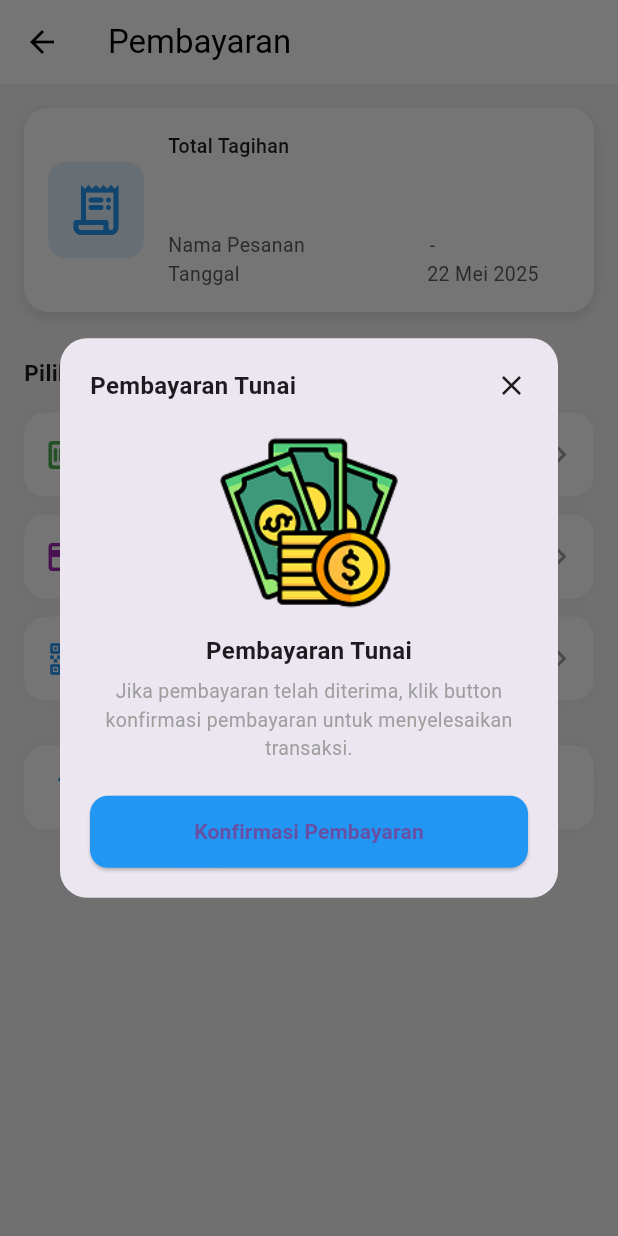
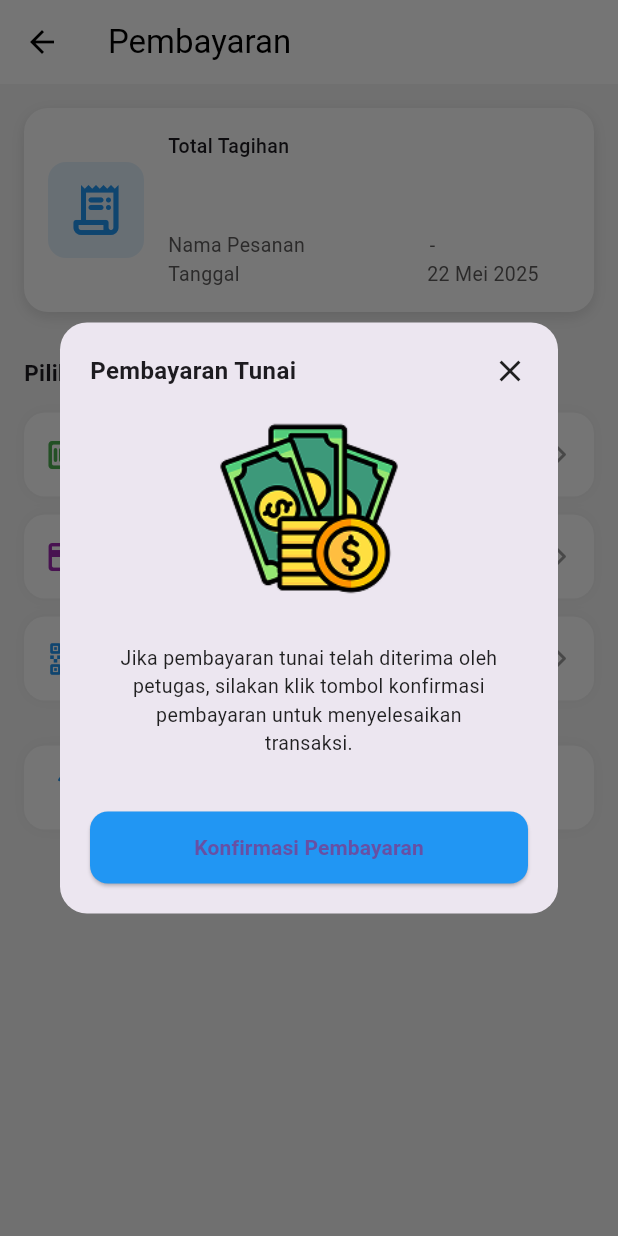
Before and after one commit to muhamadtegarputrapratama/myticketapp, a Flutter app: the PembayaranPage screen opened directly with empty values, after a tap on "Tunai (Cash)", on a phone screen of 412 x 824 dp. Run offline on Flutter 3.47's test engine with Material 3 defaults, Android fonts, the phone set to English and light mode, and no system bars.

Commit message:
update gede

```diff
--- a/lib/dialog_tunai.dart
+++ b/lib/dialog_tunai.dart
@@ -1,7 +1,7 @@
 import 'package:flutter/material.dart';
 import 'bukti_pembayaran_page.dart';
 
-class DialogTunai extends StatelessWidget {
+class DialogTunai extends StatefulWidget {
   final String title;
   final String type;
   final String price;
@@ -14,80 +14,122 @@ class DialogTunai extends StatelessWidget {
   });
 
   @override
+  State<DialogTunai> createState() => _DialogTunaiState();
+}
+
+class _DialogTunaiState extends State<DialogTunai> {
+  bool isLoading = false;
+
+  @override
   Widget build(BuildContext context) {
     return Dialog(
       shape: RoundedRectangleBorder(borderRadius: BorderRadius.circular(18)),
+      child: SingleChildScrollView(
         child: Padding(
           padding: const EdgeInsets.all(20),
           child: Column(
             mainAxisSize: MainAxisSize.min,
             children: [
-            // Header
-            Row(
-              mainAxisAlignment: MainAxisAlignment.spaceBetween,
-              children: [
-                const Text(
-                  "Pembayaran Tunai",
-                  style: TextStyle(fontSize: 16, fontWeight: FontWeight.bold),
-                ),
-                GestureDetector(
-                  onTap: () => Navigator.pop(context),
-                  child: const Icon(Icons.close, size: 22),
-                ),
-              ],
+              _header("Pembayaran Tunai"),
+              const SizedBox(height: 20),
+
+              Image.asset(
+                "assets/images/cash.png",
+                height: 120,
               ),
 
-            const SizedBox(height: 20),
+              const SizedBox(height: 16),
 
-            Image.asset("assets/images/cash.png", height: 120),
-
-            const SizedBox(height: 14),
-
-            const Text(
-              "Pembayaran Tunai",
-              style: TextStyle(fontSize: 16, fontWeight: FontWeight.w600),
-            ),
-
-            const SizedBox(height: 6),
-
-            const Text(
-              "Jika pembayaran telah diterima, klik button konfirmasi pembayaran untuk menyelesaikan transaksi.",
-              textAlign: TextAlign.center,
-              style: TextStyle(color: Colors.grey, fontSize: 13),
-            ),
+              _infoBox(),
 
               const SizedBox(height: 22),
 
-            ElevatedButton(
+              _button(),
+            ],
+          ),
+        ),
+      ),
+    );
+  }
+
+  Widget _header(String title) {
+    return Row(
+      mainAxisAlignment: MainAxisAlignment.spaceBetween,
+      children: [
+        Text(
+          title,
+          style: const TextStyle(fontSize: 16, fontWeight: FontWeight.bold),
+        ),
+        GestureDetector(
+          onTap: isLoading ? null : () => Navigator.pop(context),
+          child: const Icon(Icons.close),
+        ),
+      ],
+    );
+  }
+
+  Widget _infoBox() {
+    return Container(
+      width: double.infinity,
+      padding: const EdgeInsets.all(14),
+      decoration: BoxDecoration(
+        borderRadius: BorderRadius.circular(14),
+      ),
+      child: const Text(
+        "Jika pembayaran tunai telah diterima oleh petugas, silakan klik tombol konfirmasi pembayaran untuk menyelesaikan transaksi.",
+        textAlign: TextAlign.center,
+        style: TextStyle(
+          fontSize: 13,
+          color: Colors.black87,
+        ),
+      ),
+    );
+  }
+
+  Widget _button() {
+    return SizedBox(
+      width: double.infinity,
+      height: 48,
+      child: ElevatedButton(
         style: ElevatedButton.styleFrom(
           backgroundColor: Colors.blue,
-                minimumSize: const Size(double.infinity, 48),
           shape: RoundedRectangleBorder(
             borderRadius: BorderRadius.circular(12),
           ),
         ),
+        onPressed: isLoading ? null : _confirm,
+        child: isLoading
+            ? const SizedBox(
+                width: 22,
+                height: 22,
+                child: CircularProgressIndicator(
+                  strokeWidth: 2,
+                  color: Colors.white,
+                ),
+              )
+            : const Text(
+                "Konfirmasi Pembayaran",
+                style: TextStyle(fontWeight: FontWeight.w600),
+              ),
+      ),
+    );
+  }
 
-              onPressed: () {
-                Navigator.pop(context); //nutup dialog
+  Future<void> _confirm() async {
+    setState(() => isLoading = true);
 
+    await Future.delayed(const Duration(seconds: 2));
+
+    if (!mounted) return;
+
+    Navigator.pop(context);
     Navigator.push(
       context,
       MaterialPageRoute(
         builder: (_) => BuktiPembayaranPage(
-                      title: title,
-                      type: type,
-                      price: price,
-                    ),
-                  ),
-                );
-              },
-
-              child: const Text(
-                "Konfirmasi Pembayaran",
-                style: TextStyle(fontWeight: FontWeight.w600),
-              ),
-            )
-          ],
+          title: widget.title,
+          type: widget.type,
+          price: widget.price,
         ),
       ),
     );
--- a/lib/page3.dart
+++ b/lib/page3.dart
@@ -3,7 +3,7 @@ import 'dialog_tunai.dart';
 import 'dialog_kartu_kredit.dart';
 import 'dialog_qris.dart';
 
-class PembayaranPage extends StatefulWidget {
+class PembayaranPage extends StatelessWidget {
   final String title;
   final String type;
   final String price;
@@ -15,11 +15,6 @@ class PembayaranPage extends StatefulWidget {
     required this.price,
   });
 
-  @override
-  State<PembayaranPage> createState() => _PembayaranPageState();
-}
-
-class _PembayaranPageState extends State<PembayaranPage> {
   @override
   Widget build(BuildContext context) {
     return Scaffold(
@@ -60,9 +55,9 @@ class _PembayaranPageState extends State<PembayaranPage> {
                 showDialog(
                   context: context,
                   builder: (_) => DialogTunai(
-                    price: widget.price,
-                    title: widget.title,
-                    type: widget.type,
+                    price: price,
+                    title: title,
+                    type: type,
                   ),
                 );
               },
@@ -78,9 +73,9 @@ class _PembayaranPageState extends State<PembayaranPage> {
                 showDialog(
                   context: context,
                   builder: (_) => DialogKartuKredit(
-                    price: widget.price,
-                    title: widget.title,
-                    type: widget.type,
+                    price: price,
+                    title: title,
+                    type: type,
                   ),
                 );
               },
@@ -96,9 +91,9 @@ class _PembayaranPageState extends State<PembayaranPage> {
                 showDialog(
                   context: context,
                   builder: (_) => DialogQRIS(
-                    price: widget.price,
-                    title: widget.title,
-                    type: widget.type,
+                    price: price,
+                    title: title,
+                    type: type,
                   ),
                 );
               },
@@ -112,8 +107,6 @@ class _PembayaranPageState extends State<PembayaranPage> {
       ),
     );
   }
-
-
 
   Widget _buildTotalTagihan() {
     return Container(
@@ -150,7 +143,7 @@ class _PembayaranPageState extends State<PembayaranPage> {
                 ),
                 const SizedBox(height: 4),
                 Text(
-                  widget.price,
+                  price,
                   style: const TextStyle(
                     fontSize: 22,
                     fontWeight: FontWeight.bold,
@@ -158,7 +151,7 @@ class _PembayaranPageState extends State<PembayaranPage> {
                 ),
                 const SizedBox(height: 12),
                 Text(
-                  "Nama Pesanan                       ${widget.title} - ${widget.type}\n"
+                  "Nama Pesanan                       $title - $type\n"
                   "Tanggal                                    22 Mei 2025",
                   style: const TextStyle(
                     fontSize: 13,
```
Also changed, not shown: lib/dialog_kartu_kredit.dart (+95 -36 lines), lib/dialog_qris.dart (+120 -35 lines). Lines whose indentation alone changed are shown as unchanged.
